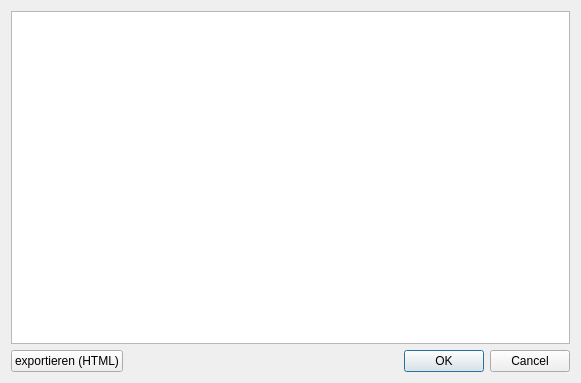
The window that config-tool/gui/pinoverview.ui (carstenbru/fpga-log) describes before a commit, drawn with Qt 5.
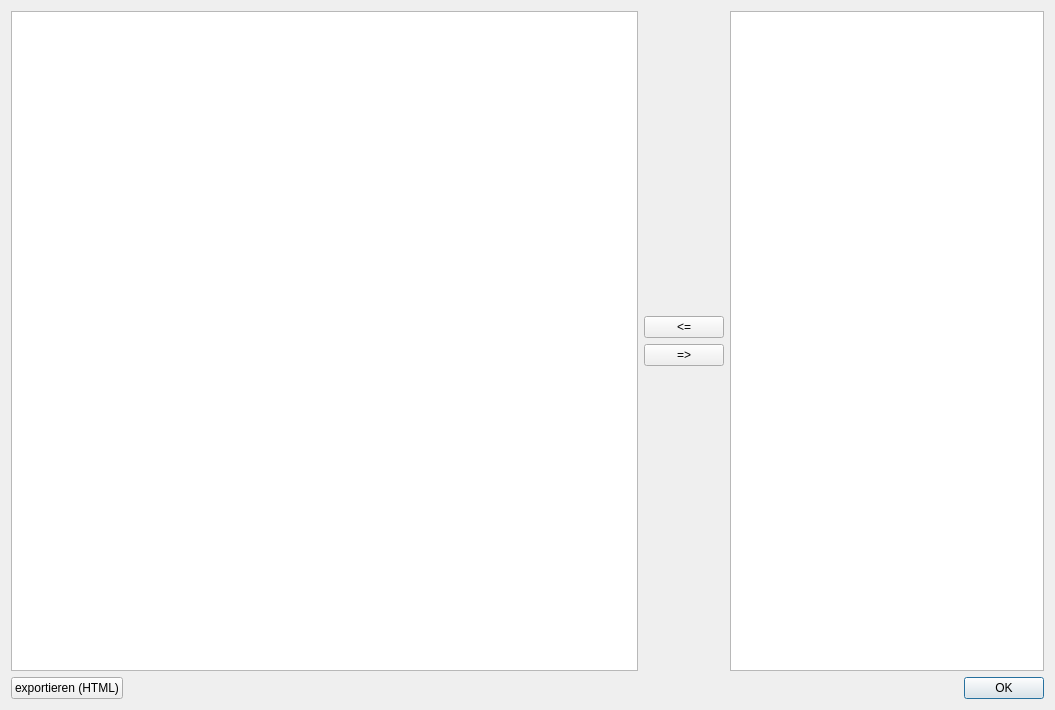
The same window after the commit.

```diff
--- a/config-tool/gui/pinoverview.ui
+++ b/config-tool/gui/pinoverview.ui
@@ -6,8 +6,8 @@
    <rect>
     <x>0</x>
     <y>0</y>
-    <width>581</width>
-    <height>383</height>
+    <width>1055</width>
+    <height>710</height>
    </rect>
   </property>
   <property name="windowTitle">
@@ -15,7 +15,72 @@
   </property>
   <layout class="QVBoxLayout" name="verticalLayout">
    <item>
-    <widget class="QTreeView" name="pinOverview"/>
+    <layout class="QHBoxLayout" name="horizontalLayout_2">
+     <item>
+      <widget class="QTreeView" name="pinOverview">
+       <property name="sizePolicy">
+        <sizepolicy hsizetype="Expanding" vsizetype="Expanding">
+         <horstretch>2</horstretch>
+         <verstretch>0</verstretch>
+        </sizepolicy>
+       </property>
+      </widget>
+     </item>
+     <item>
+      <layout class="QVBoxLayout" name="verticalLayout_2">
+       <item>
+        <spacer name="verticalSpacer_2">
+         <property name="orientation">
+          <enum>Qt::Vertical</enum>
+         </property>
+         <property name="sizeHint" stdset="0">
+          <size>
+           <width>20</width>
+           <height>40</height>
+          </size>
+         </property>
+        </spacer>
+       </item>
+       <item>
+        <widget class="QPushButton" name="assignPin">
+         <property name="text">
+          <string>&lt;=</string>
+         </property>
+        </widget>
+       </item>
+       <item>
+        <widget class="QPushButton" name="freePin">
+         <property name="text">
+          <string>=&gt;</string>
+         </property>
+        </widget>
+       </item>
+       <item>
+        <spacer name="verticalSpacer">
+         <property name="orientation">
+          <enum>Qt::Vertical</enum>
+         </property>
+         <property name="sizeHint" stdset="0">
+          <size>
+           <width>20</width>
+           <height>40</height>
+          </size>
+         </property>
+        </spacer>
+       </item>
+      </layout>
+     </item>
+     <item>
+      <widget class="QTreeView" name="pendingAssignments">
+       <property name="sizePolicy">
+        <sizepolicy hsizetype="Expanding" vsizetype="Expanding">
+         <horstretch>1</horstretch>
+         <verstretch>0</verstretch>
+        </sizepolicy>
+       </property>
+      </widget>
+     </item>
+    </layout>
    </item>
    <item>
     <layout class="QHBoxLayout" name="horizontalLayout">
@@ -32,7 +97,7 @@
         <enum>Qt::Horizontal</enum>
        </property>
        <property name="standardButtons">
-        <set>QDialogButtonBox::Cancel|QDialogButtonBox::Ok</set>
+        <set>QDialogButtonBox::Ok</set>
        </property>
       </widget>
      </item>
```
